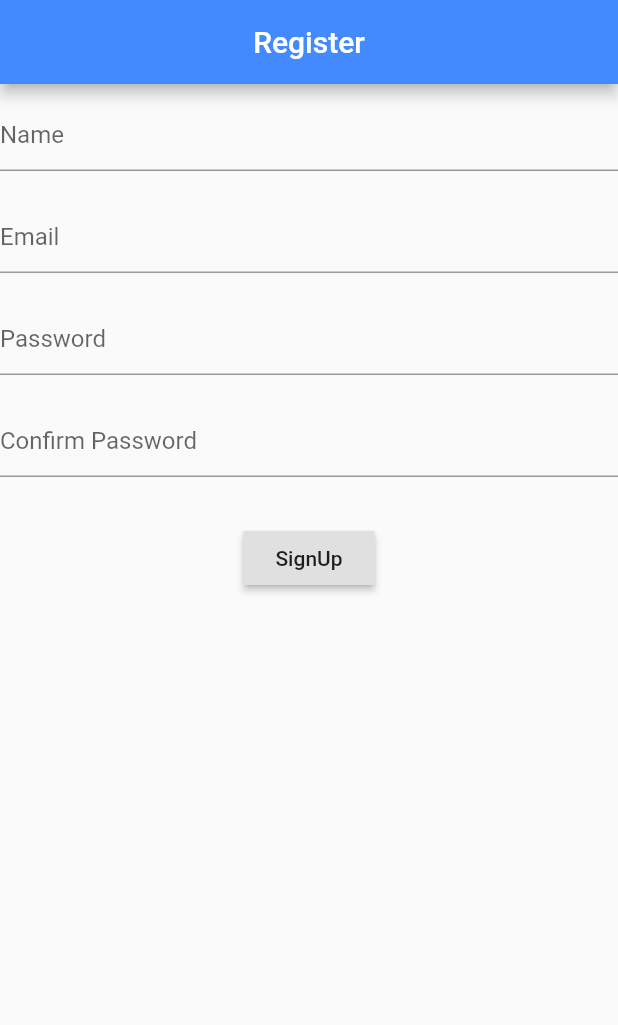
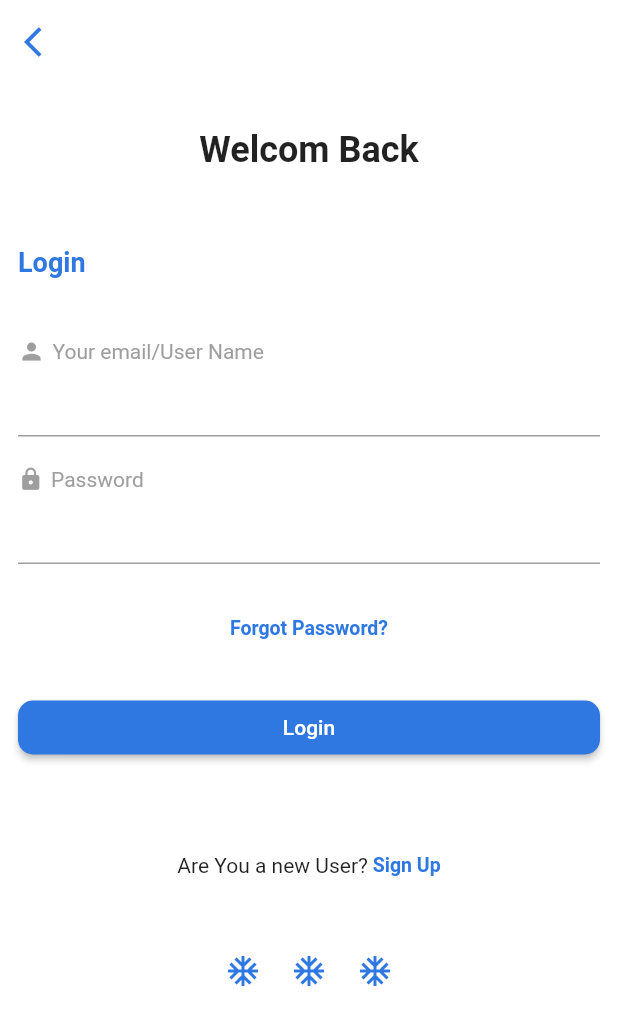
Before and after one commit to Ashhad08/Flutter-Classes-, a Flutter app: the screen it shows after launch, on a phone screen of 412 x 824 dp. Shown: the top 1025 px of the screen. Run offline on Flutter 3.47's test engine with Material 2 defaults, Android fonts, the phone set to English and light mode, and no system bars.

Commit message:
Login UI (beautifull)

```diff
--- /dev/null
+++ b/lib/Screens/login_screen_UI.dart
@@ -0,0 +1,140 @@
+import 'package:flutter/material.dart';
+
+class LoginScreenUI extends StatelessWidget {
+  const LoginScreenUI({Key? key}) : super(key: key);
+
+  @override
+  Widget build(BuildContext context) {
+    return Scaffold(
+      appBar: AppBar(
+        backgroundColor: Colors.white,
+        leading: Icon(
+          Icons.arrow_back_ios,
+          color: Color(0xff2F78E1),
+        ),
+        elevation: 0,
+      ),
+      backgroundColor: Colors.white,
+      body: Padding(
+        padding: const EdgeInsets.symmetric(horizontal: 12.0),
+        child: Column(
+          crossAxisAlignment: CrossAxisAlignment.start,
+          children: [
+            SizedBox(
+              height: 30,
+            ),
+            Center(
+              child: Text(
+                'Welcom Back',
+                style: TextStyle(fontSize: 24, fontWeight: FontWeight.bold),
+              ),
+            ),
+            SizedBox(
+              height: 50,
+            ),
+            Text(
+              'Login',
+              style: TextStyle(
+                  color: Color(0xff2F78E1),
+                  fontSize: 18,
+                  fontWeight: FontWeight.bold),
+            ),
+            SizedBox(
+              height: 40,
+            ),
+            Row(
+              children: [
+                Icon(
+                  Icons.person,
+                  color: Colors.grey,
+                  size: 18,
+                ),
+                SizedBox(
+                  width: 5,
+                ),
+                Text(
+                  'Your email/User Name',
+                  style: TextStyle(color: Colors.grey),
+                ),
+              ],
+            ),
+            TextFormField(),
+            SizedBox(
+              height: 20,
+            ),
+            Row(
+              children: [
+                Icon(
+                  Icons.lock,
+                  color: Colors.grey,
+                  size: 17,
+                ),
+                SizedBox(
+                  width: 5,
+                ),
+                Text(
+                  'Password',
+                  style: TextStyle(color: Colors.grey),
+                ),
+              ],
+            ),
+            TextFormField(),
+            SizedBox(
+              height: 35,
+            ),
+            Center(
+              child: Text(
+                'Forgot Password?',
+                style: TextStyle(
+                    color: Color(0xff2F78E1),
+                    fontSize: 13,
+                    fontWeight: FontWeight.bold),
+              ),
+            ),
+            SizedBox(
+              height: 35,
+            ),
+            Container(
+              width: MediaQuery.of(context).size.width,
+              child: RaisedButton(
+                shape: RoundedRectangleBorder(
+                    borderRadius: BorderRadius.all(Radius.circular(10))),
+                color: Color(0xff2F78E1),
+                onPressed: () {},
+                child: Text(
+                  'Login',
+                  style: TextStyle(color: Colors.white),
+                ),
+              ),
+            ),
+            SizedBox(
+              height: 60,
+            ),
+            Row(
+              mainAxisAlignment: MainAxisAlignment.center,
+              children: [
+                Text('Are You a new User?'),
+                Text(' Sign Up',style: TextStyle(
+                    color: Color(0xff2F78E1),
+                    fontSize: 13,
+                    fontWeight: FontWeight.bold),
+                ),
+              ],
+            ),
+            SizedBox(height: 50,),
+            Row(
+              mainAxisAlignment: MainAxisAlignment.center,
+              children: [
+                Icon(Icons.ac_unit_outlined,color: Color(0xff2F78E1),),
+                SizedBox(width: 20,),
+                Icon(Icons.ac_unit_outlined,color: Color(0xff2F78E1),),
+                SizedBox(width: 20,),
+                Icon(Icons.ac_unit_outlined,color: Color(0xff2F78E1),),
+              ],
+            ),
+          ],
+        ),
+      ),
+    );
+  }
+}
--- a/lib/main.dart
+++ b/lib/main.dart
@@ -3,6 +3,7 @@ import 'package:flutter/material.dart';
 import 'Screens/button_screen.dart';
 import 'Screens/column_screen.dart';
 import 'Screens/login_screen.dart';
+import 'Screens/login_screen_UI.dart';
 import 'Screens/row_screen.dart';
 import 'Screens/sign-up-screen.dart';
 import 'Screens/text_form_field_view.dart';
@@ -20,7 +21,8 @@ class MyApp extends StatelessWidget {
       //home: ButtonScreen(),
       // home: TextFormFieldView(),
     // home: Login(),
-      home: SignUp(),
+     // home: SignUp(),
+      home: LoginScreenUI(),
     );
   }
 }
```
